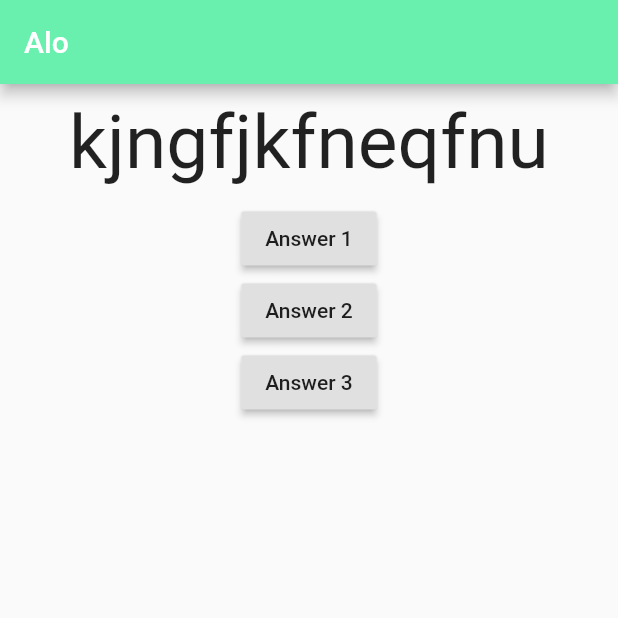
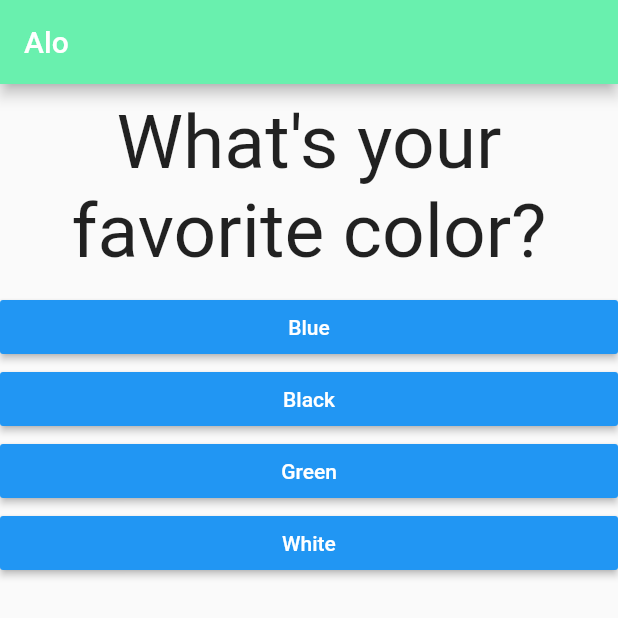
Before and after one commit to vietmy1711/LearnFlutter, a Flutter app: the screen it shows after launch, on a phone screen of 412 x 824 dp, the top half of it. Run offline on Flutter 3.47's test engine with Material 2 defaults, Android fonts, the phone set to English and light mode, and no system bars.

Commit message:
Render answer and refactor code.

```diff
--- /dev/null
+++ b/first_app/lib/answer.dart
@@ -0,0 +1,22 @@
+import 'package:flutter/material.dart';
+
+class Answer extends StatelessWidget {
+  final Function selectHandler;
+
+  final String answerText;
+
+  Answer(this.answerText, this.selectHandler);
+
+  @override
+  Widget build(BuildContext context) {
+    return Container(
+      width: double.infinity,
+      child: RaisedButton(
+        color: Colors.blue,
+        textColor: Colors.white,
+        child: Text(answerText),
+        onPressed: selectHandler,
+      ),
+    );
+  }
+}
--- a/first_app/lib/main.dart
+++ b/first_app/lib/main.dart
@@ -1,6 +1,7 @@
 import 'package:flutter/material.dart';
 
 import './question.dart';
+import './answer.dart';
 // void main() {
 //   runApp(MyApp());
 // }
@@ -27,10 +28,19 @@ class _MyAppState extends State<MyApp> {
 
   @override
   Widget build(BuildContext context) {
-    var questions = [
-      "kjngfjkfneqfnu",
-      "con qưeqeqeqe",
-      "qcưcqcqcưc qưeqưeqưewqeqeqeq"
+    const questions = [
+      {
+        'questionText': 'What\'s your favorite color?',
+        'answers': ['Blue', 'Black', 'Green', 'White']
+      },
+      {
+        'questionText': 'What\'s your favorite animal?',
+        'answers': ['Rabbit', 'Snake', 'Cock', 'Pussy']
+      },
+      {
+        'questionText': 'Who\'s the most handsome man in the world?',
+        'answers': ['My', 'Dan', 'My Dan', 'My dep trai']
+      },
     ];
     return MaterialApp(
         home: Scaffold(
@@ -40,16 +50,10 @@ class _MyAppState extends State<MyApp> {
             ),
             body: Column(
               children: [
-                Question(questions[_index]),
-                RaisedButton(
-                    child: Text("Answer 1"), onPressed: _answerQuestion),
-                RaisedButton(
-                    child: Text("Answer 2"), onPressed: () => print("object")),
-                RaisedButton(
-                    child: Text("Answer 3"),
-                    onPressed: () {
-                      print("answer 3");
-                    }),
+                Question(questions[_index]['questionText']),
+                ...(questions[_index]['answers'] as List<String>)
+                    .map((answer) => Answer(answer, _answerQuestion))
+                    .toList()
               ],
             )));
   }
```
